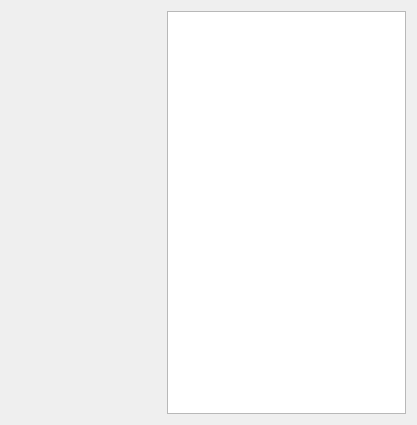
Qt form kcontrol/randr/randrconfigbase.ui (mgottschlag/kwin-tiling) before a commit.
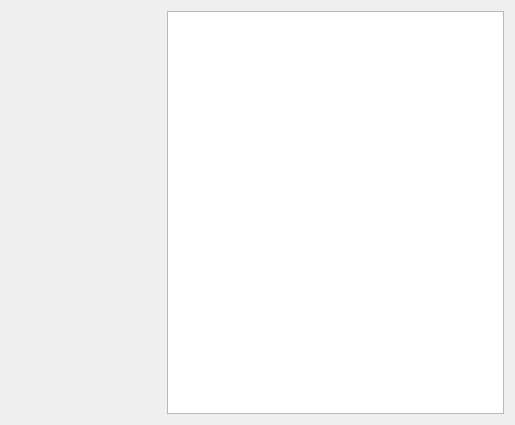
The same form after that commit.

Patch:
```diff
--- a/kcontrol/randr/randrconfigbase.ui
+++ b/kcontrol/randr/randrconfigbase.ui
@@ -5,7 +5,7 @@
    <rect>
     <x>0</x>
     <y>0</y>
-    <width>417</width>
+    <width>515</width>
     <height>425</height>
    </rect>
   </property>
```
